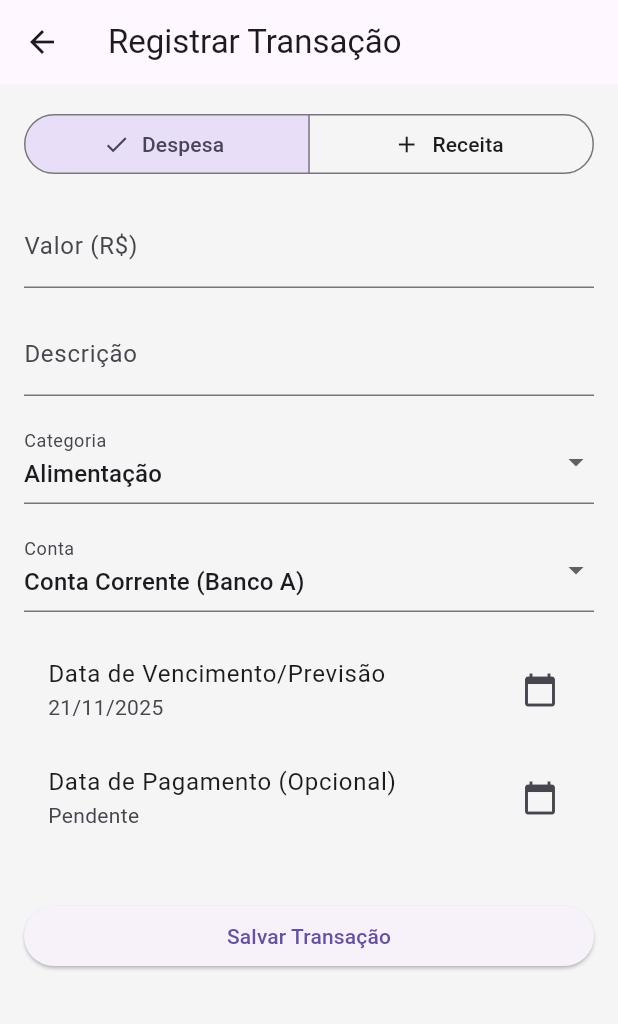
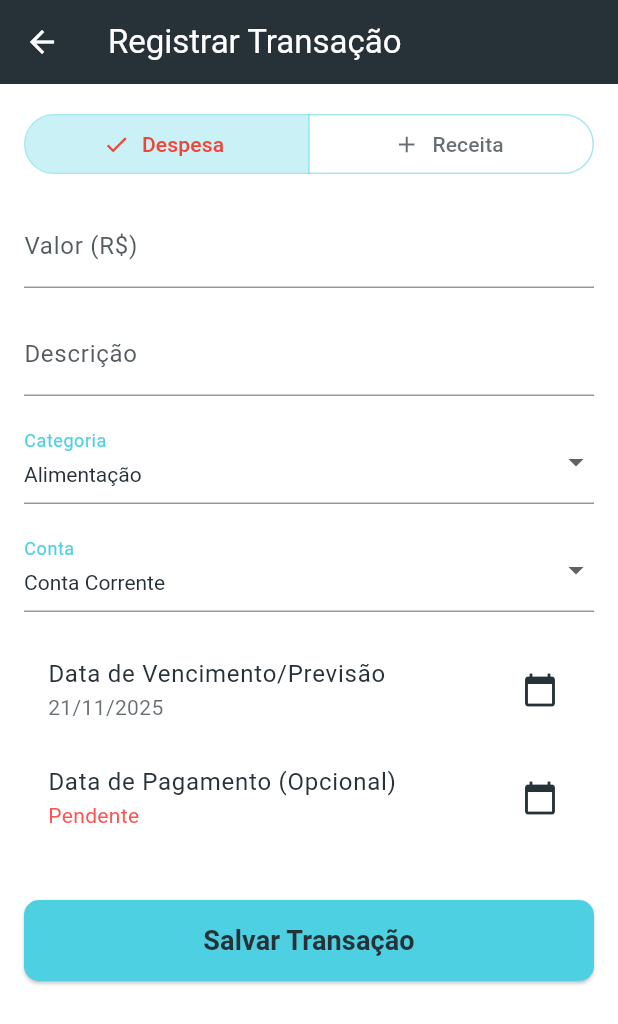
Before and after one commit to InaDdevs/finance-management, a Flutter app: the screen it shows after launch, after a tap on "ENTRAR", after a tap on the "add" icon, on a phone screen of 412 x 824 dp. Shown: the top 1024 px of the screen. Run offline on Flutter 3.47's test engine with Material 3 defaults, Android fonts, the phone set to English and light mode, and no system bars; our stand-ins replace fl_chart, sqflite; accounts and stored records are empty.

Commit message:
telas de receitas e despesas alteradas.

```diff
--- a/lib/features/profile/profile_screen.dart
+++ b/lib/features/profile/profile_screen.dart
@@ -5,11 +5,12 @@ import 'account_settings_screen.dart';
 import 'manage_categories_screen.dart';
 import 'manage_accounts_screen.dart';
 
+
 const Color _primaryColor = Color(0xFF273238);
-const Color _secondaryColor = Color(0xFFFFFFFF);
-const Color _accentColor = Color(0xFF4DD0E1);
-const Color _backgroundColor = Color(0xFF535760);
-const Color _cardColor = Color(0xFF2C3940);
+const Color _secondaryColor = Color(0xFF4DD0E1);
+const Color _accentColor = Color(0xFF273238);
+const Color _backgroundColor = Color(0xFFFFFFFF);
+const Color _cardColor = Color(0xFFF0F0F0);
 
 class ProfileScreen extends StatelessWidget {
   const ProfileScreen({super.key});
@@ -29,7 +30,7 @@ class ProfileScreen extends StatelessWidget {
         color: _cardColor,
         borderRadius: BorderRadius.circular(12),
         elevation: 4,
-        shadowColor: iconColor.withOpacity(0.2),
+        shadowColor: Colors.black12,
         child: InkWell(
           onTap: onTap,
           borderRadius: BorderRadius.circular(12),
@@ -69,24 +70,20 @@ class ProfileScreen extends StatelessWidget {
 
   @override
   Widget build(BuildContext context) {
-    const gradientBackground = BoxDecoration(
-      gradient: LinearGradient(
-        colors: [_backgroundColor, _primaryColor],
-        begin: Alignment.topLeft,
-        end: Alignment.bottomRight,
-      ),
-    );
+
 
     return Scaffold(
+
+      backgroundColor: _backgroundColor,
       appBar: AppBar(
+
         title: const Text('Perfil e Configurações', style: TextStyle(color: Colors.white)),
         backgroundColor: _primaryColor,
         elevation: 0,
         centerTitle: true,
       ),
-      body: Container(
-        decoration: gradientBackground,
-        child: ListView(
+
+      body: ListView(
         padding: const EdgeInsets.all(20.0),
         children: [
 
@@ -100,32 +97,35 @@ class ProfileScreen extends StatelessWidget {
                   child: Container(
                     decoration: BoxDecoration(
                       shape: BoxShape.circle,
-                        border: Border.all(color: _accentColor.withOpacity(0.5), width: 3),
+                      // Cor da borda
+                      border: Border.all(color: _secondaryColor.withOpacity(0.5), width: 3),
                     ),
                     child: const Center(
                       child: Icon(
                         Icons.person,
                         size: 50,
-                          color: _accentColor,
+                        color: _secondaryColor,
                       ),
                     ),
                   ),
                 ),
                 const SizedBox(height: 16),
+
                 const Text(
                   'Nome do Usuário',
                   style: TextStyle(
                     fontSize: 24,
                     fontWeight: FontWeight.bold,
-                      color: Colors.white,
+                    color: _accentColor,
                     letterSpacing: 1.0,
                   ),
                 ),
-                  const Text(
+
+                Text(
                   'admin@email.com',
                   style: TextStyle(
                     fontSize: 14,
-                      color: _secondaryColor,
+                    color: _accentColor.withOpacity(0.8),
                   ),
                 ),
               ],
@@ -133,12 +133,12 @@ class ProfileScreen extends StatelessWidget {
           ),
 
 
-
           _buildProfileMenuItem(
             context: context,
             icon: Icons.bar_chart,
             title: 'Relatórios',
-              iconColor: _accentColor,
+            iconColor: _primaryColor,
+            textColor: _primaryColor,
             onTap: () {
               Navigator.of(context).push(
                 MaterialPageRoute(builder: (context) => const ReportsScreen()),
@@ -150,7 +150,8 @@ class ProfileScreen extends StatelessWidget {
             context: context,
             icon: Icons.settings,
             title: 'Configurações da Conta',
-              iconColor: _accentColor,
+            iconColor: _primaryColor,
+            textColor: _primaryColor,
             onTap: () {
               Navigator.of(context).push(
                 MaterialPageRoute(builder: (context) => const AccountSettingsScreen()),
@@ -162,7 +163,8 @@ class ProfileScreen extends StatelessWidget {
             context: context,
             icon: Icons.category,
             title: 'Gerenciar Categorias',
-              iconColor: _accentColor,
+            iconColor: _primaryColor,
+            textColor: _primaryColor,
             onTap: () {
               Navigator.of(context).push(
                 MaterialPageRoute(builder: (context) => const ManageCategoriesScreen()),
@@ -174,7 +176,8 @@ class ProfileScreen extends StatelessWidget {
             context: context,
             icon: Icons.account_balance,
             title: 'Gerenciar Contas',
-              iconColor: _accentColor,
+            iconColor: _primaryColor,
+            textColor: _primaryColor,
             onTap: () {
               Navigator.of(context).push(
                 MaterialPageRoute(builder: (context) => const ManageAccountsScreen()),
@@ -197,7 +200,6 @@ class ProfileScreen extends StatelessWidget {
           ),
         ],
       ),
-      ),
     );
   }
 }
--- a/lib/features/reports/reports_screen.dart
+++ b/lib/features/reports/reports_screen.dart
@@ -4,6 +4,11 @@ import 'package:provider/provider.dart';
 
 import '../../core/dart/providers/transaction_provider.dart';
 import '../../models/transaction_model.dart';
+
+const Color _primaryColor = Color(0xFF273238);
+const Color _secondaryColor = Color(0xFF4DD0E1);
+const Color _accentColor = Color(0xFF273238);
+const Color _backgroundColor = Color(0xFFFFFFFF);
 
 class ReportsScreen extends StatefulWidget {
   const ReportsScreen({super.key});
@@ -63,7 +68,11 @@ class _ReportsScreenState extends State<ReportsScreen> with TickerProviderStateM
     final formattedEndDate = DateFormat('dd/MM/yy').format(_endDate);
 
     return Scaffold(
+      backgroundColor: _backgroundColor,
       appBar: AppBar(
+        backgroundColor: _primaryColor,
+        foregroundColor: Colors.white,
+
         title: const Text('Relatórios'),
         actions: [
           IconButton(
@@ -74,14 +83,19 @@ class _ReportsScreenState extends State<ReportsScreen> with TickerProviderStateM
         ],
         bottom: PreferredSize(
           preferredSize: const Size.fromHeight(80.0),
+          child: Container(
+            color: _backgroundColor,
             child: Column(
               children: [
                 Text(
                   'Período: $formattedStartDate - $formattedEndDate',
-                style: const TextStyle(fontSize: 12),
+                  style: TextStyle(fontSize: 14, color: _accentColor.withOpacity(0.8)),
                 ),
                 TabBar(
                   controller: _tabController,
+                  labelColor: _accentColor,
+                  unselectedLabelColor: _accentColor.withOpacity(0.5),
+                  indicatorColor: _secondaryColor,
                   tabs: const [
                     Tab(icon: Icon(Icons.list_alt), text: 'Extrato'),
                     Tab(icon: Icon(Icons.pie_chart), text: 'Categorias'),
@@ -91,8 +105,9 @@ class _ReportsScreenState extends State<ReportsScreen> with TickerProviderStateM
             ),
           ),
         ),
+      ),
       body: provider.isLoading
-          ? const Center(child: CircularProgressIndicator())
+          ? const Center(child: CircularProgressIndicator(color: _primaryColor))
           : TabBarView(
         controller: _tabController,
         children: [
@@ -105,7 +120,7 @@ class _ReportsScreenState extends State<ReportsScreen> with TickerProviderStateM
 
   Widget _buildStatementTab(List<TransactionModel> transactions) {
     if (transactions.isEmpty) {
-      return const Center(child: Text('Nenhuma transação no período.'));
+      return const Center(child: Text('Nenhuma transação no período.', style: TextStyle(color: _accentColor)));
     }
 
     return ListView.builder(
@@ -124,19 +139,21 @@ class _ReportsScreenState extends State<ReportsScreen> with TickerProviderStateM
 
   Widget _buildCategoryTab(Map<String, double> categorySummary) {
     if (categorySummary.isEmpty) {
-      return const Center(child: Text('Nenhuma despesa no período.'));
+      return const Center(child: Text('Nenhuma despesa no período.', style: TextStyle(color: _accentColor)));
     }
 
     return ListView(
       padding: const EdgeInsets.all(8.0),
       children: categorySummary.entries.map((entry) {
         return Card(
+          color: _backgroundColor,
+          elevation: 2,
           child: ListTile(
-            leading: const Icon(Icons.category),
-            title: Text(entry.key),
+            leading: const Icon(Icons.category, color: _primaryColor),
+            title: Text(entry.key, style: const TextStyle(color: _accentColor)),
             trailing: Text(
               currencyFormat.format(entry.value),
-              style: const TextStyle(fontWeight: FontWeight.bold, fontSize: 16),
+              style: const TextStyle(fontWeight: FontWeight.bold, fontSize: 16, color: _accentColor),
             ),
           ),
         );
@@ -158,8 +175,8 @@ class _ReportsScreenState extends State<ReportsScreen> with TickerProviderStateM
         type == TransactionType.receita ? Icons.arrow_downward : Icons.arrow_upward,
         color: color,
       ),
-      title: Text(title),
-      subtitle: Text(date),
+      title: Text(title, style: const TextStyle(color: _accentColor)),
+      subtitle: Text(date, style: TextStyle(color: _accentColor.withOpacity(0.7))),
       trailing: Text(
         '$sign ${currencyFormat.format(value)}',
         style: TextStyle(color: color, fontWeight: FontWeight.bold),
--- a/lib/features/transactions/transaction_form_screen.dart
+++ b/lib/features/transactions/transaction_form_screen.dart
@@ -1,11 +1,14 @@
-// lib/features/transactions/transaction_form_screen.dart
+
 import 'package:flutter/material.dart';
 import 'package:intl/intl.dart';
 import 'package:provider/provider.dart';
-
-// Importações relativas
 import '../../core/dart/providers/transaction_provider.dart';
 import '../../models/transaction_model.dart';
+
+const Color _primaryColor = Color(0xFF273238);
+const Color _secondaryColor = Color(0xFF4DD0E1);
+const Color _accentColor = Color(0xFF273238);
+const Color _backgroundColor = Color(0xFFFFFFFF);
 
 class TransactionFormScreen extends StatefulWidget {
   const TransactionFormScreen({super.key});
@@ -24,16 +27,14 @@ class _TransactionFormScreenState extends State<TransactionFormScreen> {
   DateTime? _paymentDate;
   String _category = 'Alimentação';
 
-  // --- MUDANÇA AQUI ---
-  // O valor inicial DEVE existir na lista _accounts
-  String _account = 'Conta Corrente (Banco A)'; // <-- MUDANÇA AQUI
-  // --- FIM DA MUDANÇA ---
+  String _account = 'Conta Corrente';
 
-  TransactionStatus _status = TransactionStatus.pendente;
+  final TransactionStatus _status = TransactionStatus.pendente;
 
-  final List<String> _expenseCategories = ['Alimentação', 'Moradia', 'Transporte', 'Saúde'];
-  final List<String> _revenueCategories = ['Salário', 'Vendas', 'Serviços'];
-  final List<String> _accounts = ['Conta Corrente (Banco A)', 'Dinheiro', 'Poupança']; // A lista de opções
+  final List<String> _expenseCategories = ['Alimentação', 'Moradia', 'Transporte', 'Saúde', 'Educação',
+    'Lazer','Serviços','Dívidas','Investimentos'];
+  final List<String> _revenueCategories = ['Salário', 'Vendas', 'Serviços','Reembolsos','Renda Extra'];
+  final List<String> _accounts = ['Conta Corrente', 'Dinheiro', 'Poupança','Conta Digital','Tesouro Direto'];
 
   Future<void> _selectDate(BuildContext context, {bool isPaymentDate = false}) async {
     final DateTime? picked = await showDatePicker(
@@ -41,6 +42,19 @@ class _TransactionFormScreenState extends State<TransactionFormScreen> {
       initialDate: isPaymentDate ? _paymentDate ?? DateTime.now() : _dueDate,
       firstDate: DateTime(2000),
       lastDate: DateTime(2101),
+      builder: (BuildContext context, Widget? child) {
+        return Theme(
+          data: ThemeData.light().copyWith(
+            colorScheme: const ColorScheme.light(
+              primary: _primaryColor,
+              onPrimary: Colors.white,
+              surface: _backgroundColor,
+              onSurface: _accentColor,
+            ), dialogTheme: const DialogThemeData(backgroundColor: _backgroundColor),
+          ),
+          child: child!,
+        );
+      },
     );
     if (picked != null) {
       setState(() {
@@ -87,10 +101,34 @@ class _TransactionFormScreenState extends State<TransactionFormScreen> {
     super.dispose();
   }
 
+  InputDecoration _customInputDecoration({required String labelText, String? prefixText}) {
+    return InputDecoration(
+      labelText: labelText,
+      prefixText: prefixText,
+      labelStyle: TextStyle(color: _accentColor.withOpacity(0.8)),
+      floatingLabelStyle: const TextStyle(color: _secondaryColor),
+      border: const UnderlineInputBorder(
+        borderSide: BorderSide(color: Colors.grey),
+      ),
+      enabledBorder: UnderlineInputBorder(
+        borderSide: BorderSide(color: _accentColor.withOpacity(0.5)),
+      ),
+      focusedBorder: const UnderlineInputBorder(
+        borderSide: BorderSide(color: _secondaryColor, width: 2.0),
+      ),
+    );
+  }
+
   @override
   Widget build(BuildContext context) {
     return Scaffold(
-      appBar: AppBar(title: const Text('Registrar Transação')),
+      backgroundColor: _backgroundColor,
+      appBar: AppBar(
+        title: const Text('Registrar Transação', style: TextStyle(color: Colors.white)),
+        backgroundColor: _primaryColor,
+        foregroundColor: Colors.white,
+        elevation: 0,
+      ),
       body: Form(
         key: _formKey,
         child: ListView(
@@ -98,8 +136,16 @@ class _TransactionFormScreenState extends State<TransactionFormScreen> {
           children: [
             SegmentedButton<TransactionType>(
               segments: const [
-                ButtonSegment(value: TransactionType.despesa, label: Text('Despesa'), icon: Icon(Icons.remove)),
-                ButtonSegment(value: TransactionType.receita, label: Text('Receita'), icon: Icon(Icons.add)),
+                ButtonSegment(
+                  value: TransactionType.despesa,
+                  label: Text('Despesa'),
+                  icon: Icon(Icons.remove),
+                ),
+                ButtonSegment(
+                  value: TransactionType.receita,
+                  label: Text('Receita'),
+                  icon: Icon(Icons.add),
+                ),
               ],
               selected: {_type},
               onSelectionChanged: (Set<TransactionType> newSelection) {
@@ -108,57 +154,91 @@ class _TransactionFormScreenState extends State<TransactionFormScreen> {
                   _category = _type == TransactionType.despesa ? _expenseCategories[0] : _revenueCategories[0];
                 });
               },
+              style: ButtonStyle(
+                foregroundColor: WidgetStateProperty.resolveWith<Color>((Set<WidgetState> states) {
+                  if (states.contains(WidgetState.selected)) {
+                    return _type == TransactionType.despesa ? Colors.red : Colors.green;
+                  }
+                  return _accentColor.withOpacity(0.7);
+                }),
+                backgroundColor: WidgetStateProperty.resolveWith<Color>((Set<WidgetState> states) {
+                  if (states.contains(WidgetState.selected)) {
+                    return _secondaryColor.withOpacity(0.3);
+                  }
+                  return _backgroundColor;
+                }),
+                side: WidgetStateProperty.all(BorderSide(color: _secondaryColor.withOpacity(0.5))),
+              ),
             ),
+
             const SizedBox(height: 16),
             TextFormField(
               controller: _valueController,
-              decoration: const InputDecoration(labelText: 'Valor (R\$)', prefixText: 'R\$ '),
+              decoration: _customInputDecoration(labelText: 'Valor (R\$)', prefixText: 'R\$ '),
               keyboardType: const TextInputType.numberWithOptions(decimal: true),
+              style: const TextStyle(color: _accentColor),
               validator: (value) => (value == null || value.isEmpty) ? 'Campo obrigatório' : null,
             ),
             const SizedBox(height: 16),
             TextFormField(
               controller: _descriptionController,
-              decoration: const InputDecoration(labelText: 'Descrição'),
+              decoration: _customInputDecoration(labelText: 'Descrição'),
+              style: const TextStyle(color: _accentColor),
               validator: (value) => (value == null || value.isEmpty) ? 'Campo obrigatório' : null,
             ),
             const SizedBox(height: 16),
             DropdownButtonFormField<String>(
               value: _category,
-              decoration: const InputDecoration(labelText: 'Categoria'),
+              decoration: _customInputDecoration(labelText: 'Categoria'),
+              dropdownColor: _backgroundColor,
+              style: const TextStyle(color: _accentColor),
               items: (_type == TransactionType.despesa ? _expenseCategories : _revenueCategories)
-                  .map((cat) => DropdownMenuItem(value: cat, child: Text(cat)))
+                  .map((cat) => DropdownMenuItem(value: cat, child: Text(cat, style: const TextStyle(color: _accentColor))))
                   .toList(),
               onChanged: (value) => setState(() => _category = value!),
             ),
             const SizedBox(height: 16),
             DropdownButtonFormField<String>(
-              value: _account, // Agora este valor 'Conta Corrente (Banco A)'
-              decoration: const InputDecoration(labelText: 'Conta'),
-              items: _accounts // E a lista ['Conta Corrente (Banco A)', ...]
-                  .map((acc) => DropdownMenuItem(value: acc, child: Text(acc)))
-                  .toList(), // Correspondem perfeitamente
+              value: _account,
+              decoration: _customInputDecoration(labelText: 'Conta'),
+              dropdownColor: _backgroundColor,
+              style: const TextStyle(color: _accentColor),
+              items: _accounts
+                  .map((acc) => DropdownMenuItem(value: acc, child: Text(acc, style: const TextStyle(color: _accentColor))))
+                  .toList(),
               onChanged: (value) => setState(() => _account = value!),
             ),
             const SizedBox(height: 16),
             ListTile(
-              title: const Text('Data de Vencimento/Previsão'),
-              subtitle: Text(DateFormat('dd/MM/yyyy').format(_dueDate)),
-              trailing: const Icon(Icons.calendar_today),
+              title: const Text('Data de Vencimento/Previsão', style: TextStyle(color: _accentColor)),
+              subtitle: Text(DateFormat('dd/MM/yyyy').format(_dueDate), style: TextStyle(color: _accentColor.withOpacity(0.7))),
+              trailing: const Icon(Icons.calendar_today, color: _primaryColor),
               onTap: () => _selectDate(context),
             ),
             ListTile(
-              title: const Text('Data de Pagamento (Opcional)'),
+              title: const Text('Data de Pagamento (Opcional)', style: TextStyle(color: _accentColor)),
               subtitle: Text(_paymentDate == null
                   ? 'Pendente'
-                  : DateFormat('dd/MM/yyyy').format(_paymentDate!)),
-              trailing: const Icon(Icons.calendar_today),
+                  : DateFormat('dd/MM/yyyy').format(_paymentDate!),
+                  style: TextStyle(color: _paymentDate == null ? Colors.redAccent : _accentColor.withOpacity(0.7))),
+              trailing: const Icon(Icons.calendar_today, color: _primaryColor),
               onTap: () => _selectDate(context, isPaymentDate: true),
             ),
             const SizedBox(height: 32),
             ElevatedButton(
               onPressed: _saveTransaction,
-              child: const Text('Salvar Transação'),
+              style: ElevatedButton.styleFrom(
+                backgroundColor: _secondaryColor,
+                foregroundColor: _primaryColor,
+                padding: const EdgeInsets.symmetric(vertical: 14.0),
+                shape: RoundedRectangleBorder(
+                  borderRadius: BorderRadius.circular(10),
+                ),
+              ),
+              child: const Text(
+                'Salvar Transação',
+                style: TextStyle(fontSize: 18, fontWeight: FontWeight.bold),
+              ),
             ),
           ],
         ),
```
Lines whose indentation alone changed are shown as unchanged.
